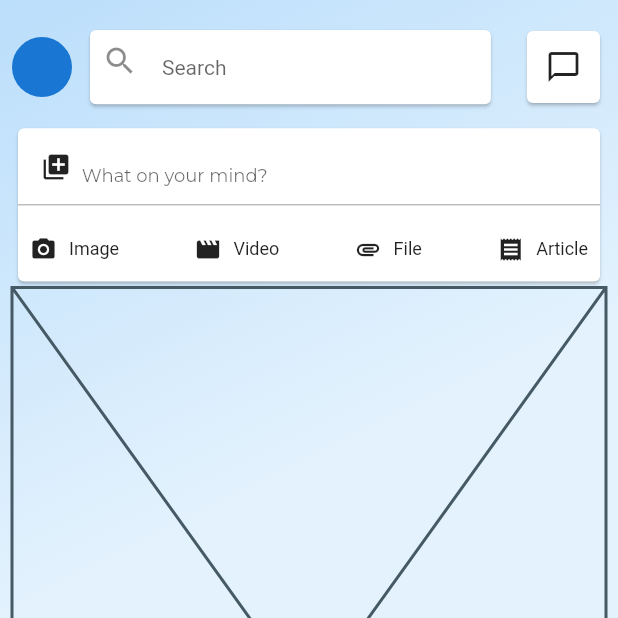
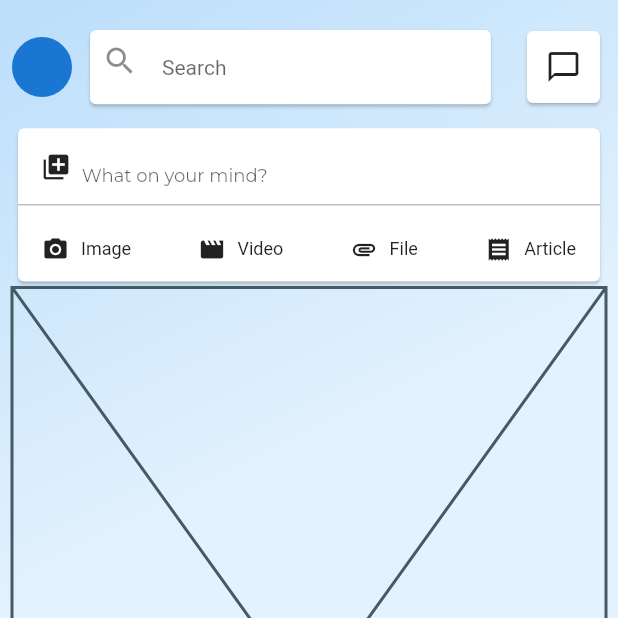
Before and after one commit to JAICHANGPARK/flutter_notebook_8th_story, a Flutter app: the screen it shows after launch, on a phone screen of 412 x 824 dp, the top half of it. Run offline on Flutter 3.47's test engine with Material 2 defaults, Android fonts, the phone set to English and light mode, and no system bars; drawn by our look-alikes of badges; our stand-ins replace flutter_hooks, google_fonts, hooks_riverpod, state_notifier.

Commit message:
Update linkedin_main_page.dart

```diff
--- a/lib/ep580_linkedin_app/linkedin_main_page.dart
+++ b/lib/ep580_linkedin_app/linkedin_main_page.dart
@@ -100,7 +100,7 @@ class _LinkedinMainPageState extends State<LinkedinMainPage> {
                         ),
                         Expanded(
                           child: Padding(
-                            padding: const EdgeInsets.all(8.0),
+                            padding: const EdgeInsets.symmetric(horizontal: 16),
                             child: Row(
                               children: [
                                 Icon(
```
